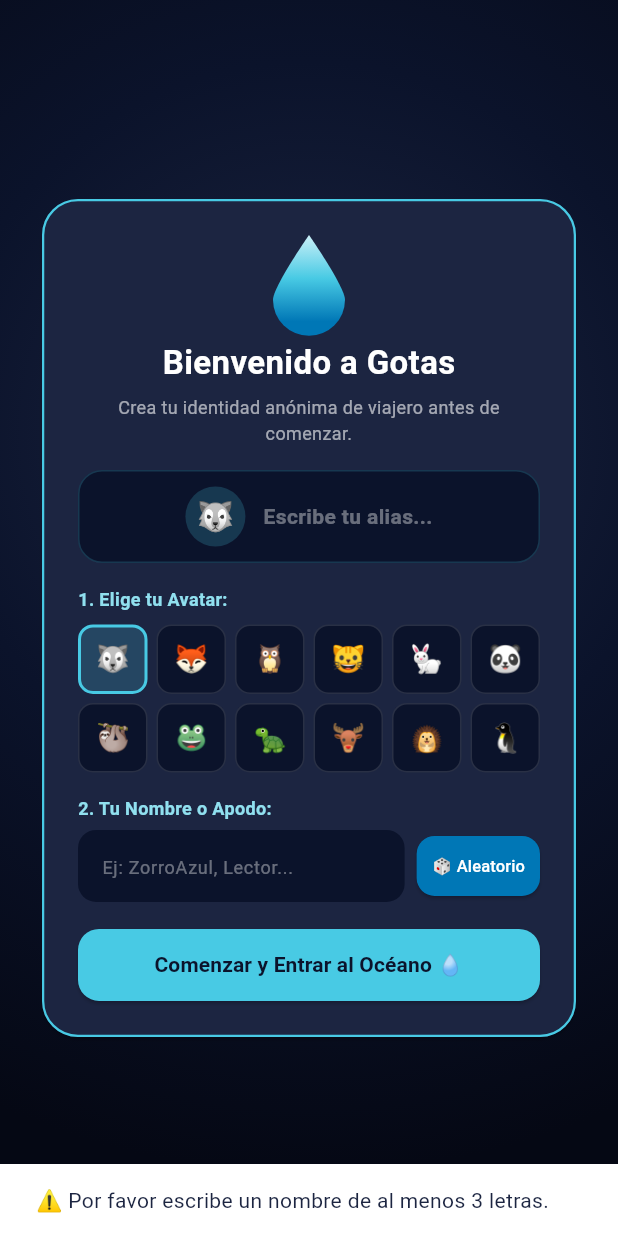
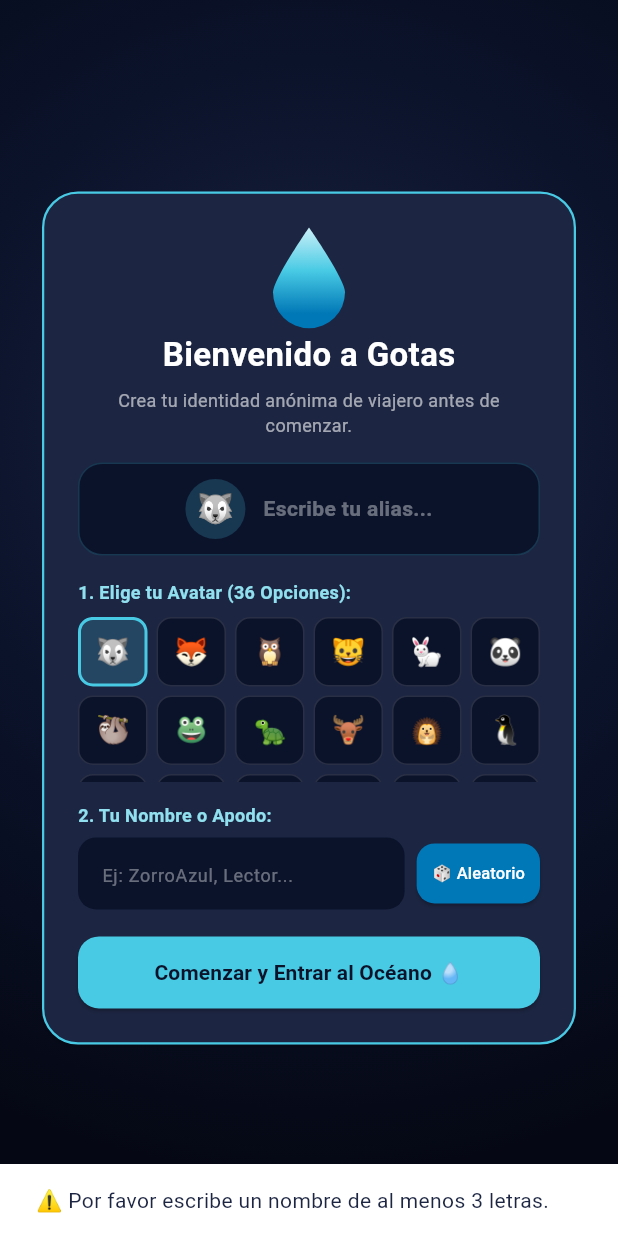
Before and after one commit to haseonick/gotas, a Flutter app: the screen it shows after launch, after a tap on "Comenzar y Entrar al Océano 💧", on a phone screen of 412 x 824 dp. Run offline on Flutter 3.47's test engine with Material 3 defaults, Android fonts, the phone set to English and light mode, and no system bars; our stand-ins replace shared_preferences, supabase_flutter; accounts and stored records are empty.

Commit message:
Add files via upload

```diff
--- a/lib/main.dart
+++ b/lib/main.dart
@@ -1,6 +1,8 @@
+import 'dart:convert';
 import 'dart:math' as math;
 import 'package:flutter/material.dart';
 import 'package:flutter/services.dart';
+import 'package:shared_preferences/shared_preferences.dart';
 import 'package:supabase_flutter/supabase_flutter.dart';
 
 // --- CONFIGURACIÓN DE SUPABASE EN VIVO ---
@@ -55,6 +57,7 @@ class _MainNavigationShellState extends State<MainNavigationShell> {
   int _currentIndex = 0;
   String _socialBattery = '☕ Tranquilo (60%)';
   bool _isRegistered = false;
+  bool _isCheckingSession = true;
 
   String _myUsername = '';
   String _myAvatar = '🐺';
@@ -65,14 +68,13 @@ class _MainNavigationShellState extends State<MainNavigationShell> {
   String? _dilemmaChoice3;
 
   String _currentDropsFilter = 'all';
-  final List<dynamic> _savedDropIds = [];
-
-  // Lista local en memoria
+  List<dynamic> _savedDropIds = [];
+
   List<Map<String, dynamic>> _liveDrops = [];
   bool _isLoadingDrops = true;
 
-  final List<Map<String, String>> _privateJournal = [];
-  final List<Map<String, String>> _mySentReplies = [];
+  List<Map<String, String>> _privateJournal = [];
+  List<Map<String, String>> _mySentReplies = [];
 
   final List<String> _availableAvatars = [
     '🐺', '🦊', '🦉', '🐱', '🐇', '🐼', '🦥', '🐸',
@@ -85,8 +87,61 @@ class _MainNavigationShellState extends State<MainNavigationShell> {
   @override
   void initState() {
     super.initState();
+    _loadSavedSession();
+    _subscribeToLiveChanges();
+  }
+
+  Future<void> _loadSavedSession() async {
+    try {
+      final prefs = await SharedPreferences.getInstance();
+      final savedUser = prefs.getString('gotas_user_name');
+      final savedAvatar = prefs.getString('gotas_user_avatar');
+      final savedReg = prefs.getBool('gotas_user_registered') ?? false;
+
+      // Cargar dilemas guardados
+      _dilemmaChoice1 = prefs.getString('gotas_dilemma_1');
+      _dilemmaChoice2 = prefs.getString('gotas_dilemma_2');
+      _dilemmaChoice3 = prefs.getString('gotas_dilemma_3');
+
+      // Cargar diario guardado
+      final journalStr = prefs.getString('gotas_journal');
+      if (journalStr != null) {
+        final List decoded = jsonDecode(journalStr);
+        _privateJournal = decoded.map((e) => Map<String, String>.from(e)).toList();
+      }
+
+      // Cargar respuestas enviadas
+      final repliesStr = prefs.getString('gotas_sent_replies');
+      if (repliesStr != null) {
+        final List decoded = jsonDecode(repliesStr);
+        _mySentReplies = decoded.map((e) => Map<String, String>.from(e)).toList();
+      }
+
+      // Cargar guardados
+      final savedDropsStr = prefs.getString('gotas_saved_drops');
+      if (savedDropsStr != null) {
+        _savedDropIds = jsonDecode(savedDropsStr);
+      }
+
+      if (mounted) {
+        setState(() {
+          if (savedUser != null && savedUser.isNotEmpty && savedReg) {
+            _myUsername = savedUser;
+            _myAvatar = savedAvatar ?? '🐺';
+            _isRegistered = true;
+          } else {
+            _isRegistered = false;
+          }
+          _isCheckingSession = false;
+        });
+      }
+    } catch (e) {
+      if (mounted) {
+        setState(() => _isCheckingSession = false);
+      }
+    }
+
     _fetchLiveDrops();
-    _subscribeToLiveChanges();
   }
 
   Future<void> _fetchLiveDrops() async {
@@ -142,6 +197,14 @@ class _MainNavigationShellState extends State<MainNavigationShell> {
 
   @override
   Widget build(BuildContext context) {
+    if (_isCheckingSession) {
+      return const Scaffold(
+        body: Center(
+          child: CircularProgressIndicator(color: Color(0xFF48CAE4)),
+        ),
+      );
+    }
+
     if (!_isRegistered) {
       return _buildOnboardingScreen();
     }
@@ -265,7 +328,6 @@ class _MainNavigationShellState extends State<MainNavigationShell> {
                       ),
                       const SizedBox(height: 16),
 
-                      // Vista previa
                       Container(
                         padding: const EdgeInsets.symmetric(horizontal: 16, vertical: 10),
                         decoration: BoxDecoration(
@@ -297,11 +359,11 @@ class _MainNavigationShellState extends State<MainNavigationShell> {
 
                       const Align(
                         alignment: Alignment.centerLeft,
-                        child: Text('1. Elige tu Avatar:', style: TextStyle(fontSize: 12, fontWeight: FontWeight.bold, color: Color(0xFF90E0EF))),
+                        child: Text('1. Elige tu Avatar (36 Opciones):', style: TextStyle(fontSize: 12, fontWeight: FontWeight.bold, color: Color(0xFF90E0EF))),
                       ),
                       const SizedBox(height: 8),
                       SizedBox(
-                        height: 100,
+                        height: 110,
                         child: GridView.builder(
                           gridDelegate: const SliverGridDelegateWithFixedCrossAxisCount(
                             crossAxisCount: 6,
@@ -386,7 +448,6 @@ class _MainNavigationShellState extends State<MainNavigationShell> {
                               return;
                             }
 
-                            // Diálogo de Confirmación: ¿Estás seguro?
                             showDialog(
                               context: context,
                               builder: (c) => AlertDialog(
@@ -447,11 +508,19 @@ class _MainNavigationShellState extends State<MainNavigationShell> {
                                         });
                                       } catch (_) {}
 
+                                      // Guardar de forma permanente en el teléfono
+                                      final prefs = await SharedPreferences.getInstance();
+                                      await prefs.setString('gotas_user_name', name);
+                                      await prefs.setString('gotas_user_avatar', tempAvatar);
+                                      await prefs.setBool('gotas_user_registered', true);
+
                                       setState(() {
                                         _myUsername = name;
                                         _myAvatar = tempAvatar;
                                         _isRegistered = true;
                                       });
+
+                                      _fetchLiveDrops();
                                     },
                                     child: const Text('Sí, confirmar 💧', style: TextStyle(color: Colors.white)),
                                   )
@@ -473,7 +542,7 @@ class _MainNavigationShellState extends State<MainNavigationShell> {
     );
   }
 
-  // --- 1. PÁGINA: GOTAS (Con pull-to-refresh y filtro) ---
+  // --- 1. PÁGINA: GOTAS ---
   Widget _buildGotasPage() {
     List<Map<String, dynamic>> drops = _liveDrops;
     if (_currentDropsFilter == 'saved') {
@@ -642,10 +711,12 @@ class _MainNavigationShellState extends State<MainNavigationShell> {
                 TextButton.icon(
                   icon: const Icon(Icons.bookmark_border, size: 16, color: Colors.white70),
                   label: const Text('Guardar para después', style: TextStyle(color: Colors.white70, fontSize: 12)),
-                  onPressed: () {
+                  onPressed: () async {
                     final dropId = drop['id'];
                     if (dropId != null && !_savedDropIds.contains(dropId)) {
                       setState(() => _savedDropIds.add(dropId));
+                      final prefs = await SharedPreferences.getInstance();
+                      await prefs.setString('gotas_saved_drops', jsonEncode(_savedDropIds));
                     }
                     Navigator.pop(ctx);
                     ScaffoldMessenger.of(context).showSnackBar(
@@ -671,13 +742,18 @@ class _MainNavigationShellState extends State<MainNavigationShell> {
                         }
                       } catch (_) {}
 
+                      final replyObj = {
+                        'topic': drop['topic']?.toString() ?? 'Carta',
+                        'author': drop['author']?.toString() ?? 'Viajero',
+                        'text': text,
+                      };
+
                       setState(() {
-                        _mySentReplies.insert(0, {
-                          'topic': drop['topic']?.toString() ?? 'Carta',
-                          'author': drop['author']?.toString() ?? 'Viajero',
-                          'text': text,
-                        });
+                        _mySentReplies.insert(0, replyObj);
                       });
+
+                      final prefs = await SharedPreferences.getInstance();
+                      await prefs.setString('gotas_sent_replies', jsonEncode(_mySentReplies));
 
                       Navigator.pop(ctx);
                       ScaffoldMessenger.of(context).showSnackBar(
@@ -869,7 +945,11 @@ class _MainNavigationShellState extends State<MainNavigationShell> {
           optB: '🌊 Faro frente al Océano',
           pctB: 36,
           choice: _dilemmaChoice1,
-          onVote: (c) => setState(() => _dilemmaChoice1 = c),
+          onVote: (c) async {
+            setState(() => _dilemmaChoice1 = c);
+            final prefs = await SharedPreferences.getInstance();
+            await prefs.setString('gotas_dilemma_1', c);
+          },
         ),
         const SizedBox(height: 14),
 
@@ -882,7 +962,11 @@ class _MainNavigationShellState extends State<MainNavigationShell> {
           optB: '⏳ 3 Horas Diarias de Pausa Mundial',
           pctB: 48,
           choice: _dilemmaChoice2,
-          onVote: (c) => setState(() => _dilemmaChoice2 = c),
+          onVote: (c) async {
+            setState(() => _dilemmaChoice2 = c);
+            final prefs = await SharedPreferences.getInstance();
+            await prefs.setString('gotas_dilemma_2', c);
+          },
         ),
         const SizedBox(height: 14),
 
@@ -895,7 +979,11 @@ class _MainNavigationShellState extends State<MainNavigationShell> {
           optB: '⚡ Recarga Instantánea en 5 minutos',
           pctB: 42,
           choice: _dilemmaChoice3,
-          onVote: (c) => setState(() => _dilemmaChoice3 = c),
+          onVote: (c) async {
+            setState(() => _dilemmaChoice3 = c);
+            final prefs = await SharedPreferences.getInstance();
+            await prefs.setString('gotas_dilemma_3', c);
+          },
         ),
       ],
     );
@@ -968,7 +1056,7 @@ class _MainNavigationShellState extends State<MainNavigationShell> {
     );
   }
 
-  // --- 4. PÁGINA: CREACIÓN EN SILENCIO (Historias por Líneas) ---
+  // --- 4. PÁGINA: CREACIÓN EN SILENCIO ---
   Widget _buildCoopStoryPage() {
     final sentenceController = TextEditingController();
 
@@ -1077,7 +1165,7 @@ class _MainNavigationShellState extends State<MainNavigationShell> {
     );
   }
 
-  // --- 5. PÁGINA: DIARIO PRIVADO ---
+  // --- 5. PÁGINA: DIARIO PRIVADO (Persistente) ---
   Widget _buildDiarioPage() {
     final journalController = TextEditingController();
 
@@ -1107,7 +1195,7 @@ class _MainNavigationShellState extends State<MainNavigationShell> {
               backgroundColor: const Color(0xFF0077B6),
               shape: RoundedRectangleBorder(borderRadius: BorderRadius.circular(12)),
             ),
-            onPressed: () {
+            onPressed: () async {
               final txt = journalController.text.trim();
               if (txt.isNotEmpty) {
                 setState(() {
@@ -1117,6 +1205,8 @@ class _MainNavigationShellState extends State<MainNavigationShell> {
                   });
                 });
                 journalController.clear();
+                final prefs = await SharedPreferences.getInstance();
+                await prefs.setString('gotas_journal', jsonEncode(_privateJournal));
                 ScaffoldMessenger.of(context).showSnackBar(const SnackBar(content: Text('✨ Guardado en tu diario personal.')));
               }
             },
@@ -1148,7 +1238,7 @@ class _MainNavigationShellState extends State<MainNavigationShell> {
             TextButton.icon(
               style: TextButton.styleFrom(foregroundColor: const Color(0xFF48CAE4)),
               icon: const Icon(Icons.edit, size: 16),
-              label: const Text('Editar'),
+              label: const Text('Cambiar Avatar'),
               onPressed: _openProfileEditorModal,
             )
           ],
@@ -1171,7 +1261,7 @@ class _MainNavigationShellState extends State<MainNavigationShell> {
                   children: [
                     Text(_myUsername, style: const TextStyle(fontSize: 16, fontWeight: FontWeight.bold)),
                     const SizedBox(height: 2),
-                    const Text('Cuenta Activa en este Dispositivo', style: TextStyle(fontSize: 11, color: Color(0xFF48CAE4))),
+                    const Text('🔒 Nombre Permanente', style: TextStyle(fontSize: 11, color: Color(0xFF48CAE4))),
                   ],
                 ),
               ],
@@ -1303,6 +1393,9 @@ class _MainNavigationShellState extends State<MainNavigationShell> {
                       }).eq('author', _myUsername);
                     } catch (_) {}
 
+                    final prefs = await SharedPreferences.getInstance();
+                    await prefs.setString('gotas_user_avatar', tempAvatar);
+
                     setState(() {
                       _myAvatar = tempAvatar;
                     });
--- a/pubspec.yaml
+++ b/pubspec.yaml
@@ -1,7 +1,7 @@
 name: gotas_app
 description: "Gotas - Conexiones suaves a tu propio ritmo."
 publish_to: 'none'
-version: 1.0.1+2
+version: 1.0.2+3
 
 environment:
   sdk: '>=3.0.0 <4.0.0'
@@ -11,6 +11,7 @@ dependencies:
     sdk: flutter
   cupertino_icons: ^1.0.6
   supabase_flutter: ^2.8.0
+  shared_preferences: ^2.2.3
 
 dev_dependencies:
   flutter_test:
```
